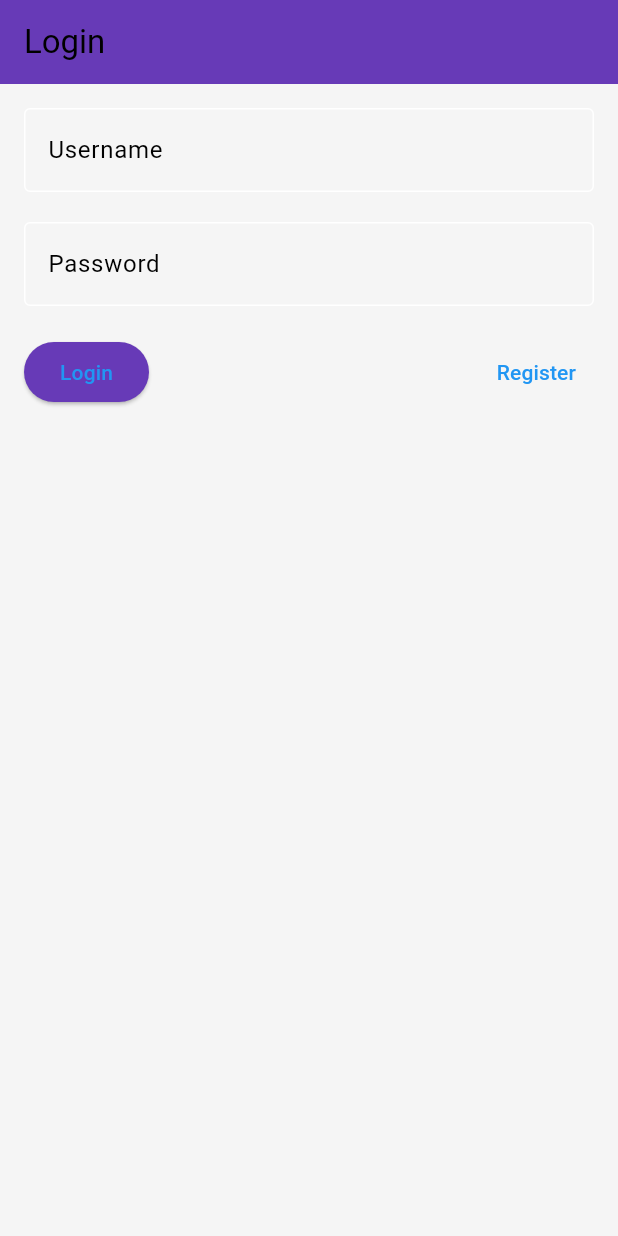
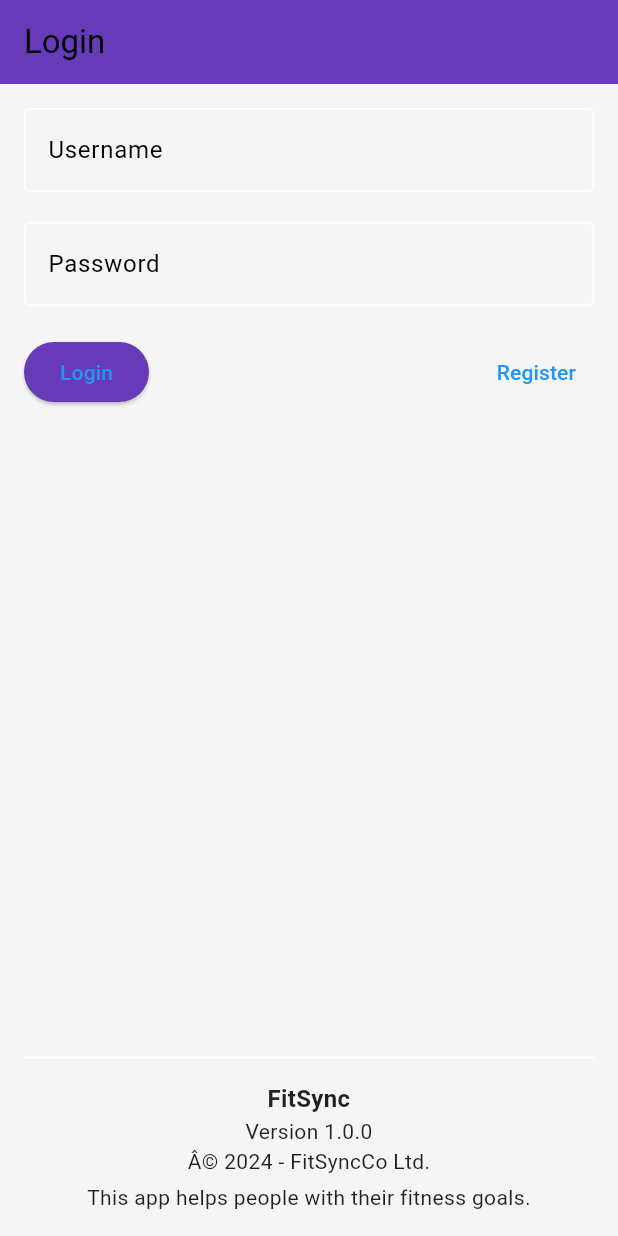
Before and after one commit to WasayAamir/MobileDeviceProject, a Flutter app: the screen it shows after launch, on a phone screen of 412 x 824 dp. Run offline on Flutter 3.47's test engine with Material 3 defaults, Android fonts, the light colour scheme and no system bars; our stand-ins replace cloud_firestore, firebase_core, youtube_player_flutter; accounts and stored records are empty.

Commit message:
Made minor changes to some functionalities

```diff
--- a/lib/screens/login_page.dart
+++ b/lib/screens/login_page.dart
@@ -1,14 +1,48 @@
 import 'package:flutter/material.dart';
-import 'fitsync_home_page.dart';
+import 'package:cloud_firestore/cloud_firestore.dart';
+import 'fitsync_home_page.dart'; // Import FitsyncHomePage
 
-class LoginPage extends StatefulWidget {
-  @override
-  _LoginPageState createState() => _LoginPageState();
-}
-
-class _LoginPageState extends State<LoginPage> {
+class LoginPage extends StatelessWidget {
   final TextEditingController _usernameController = TextEditingController();
   final TextEditingController _passwordController = TextEditingController();
+
+  Future<void> _login(BuildContext context) async {
+    final username = _usernameController.text.trim();
+    final password = _passwordController.text.trim();
+
+    if (username.isEmpty || password.isEmpty) {
+      _showErrorSnackbar(context, 'Please enter both username and password');
+      return;
+    }
+
+    final querySnapshot = await FirebaseFirestore.instance
+        .collection('Fitsync Authentication')
+        .where('Username', isEqualTo: username)
+        .where('Password', isEqualTo: password)
+        .get();
+
+    if (querySnapshot.docs.isNotEmpty) {
+      // Credentials are correct; navigate to the home screen and pass username
+      Navigator.pushReplacement(
+        context,
+        MaterialPageRoute(
+          builder: (context) => FitsyncHomePage(username: username),
+        ),
+      );
+    } else {
+      // Credentials are incorrect; show error
+      _showErrorSnackbar(context, 'Login information does not exist');
+    }
+  }
+
+  void _showErrorSnackbar(BuildContext context, String message) {
+    ScaffoldMessenger.of(context).showSnackBar(
+      SnackBar(
+        content: Text(message),
+        backgroundColor: Colors.red,
+      ),
+    );
+  }
 
   @override
   Widget build(BuildContext context) {
@@ -43,27 +77,49 @@ class _LoginPageState extends State<LoginPage> {
               mainAxisAlignment: MainAxisAlignment.spaceBetween,
               children: [
                 ElevatedButton(
-                  onPressed: () {
-                    // Navigate to Home Page and pass the username
-                    String username = _usernameController.text;
-                    Navigator.push(
-                      context,
-                      MaterialPageRoute(
-                        builder: (context) => FitsyncHomePage(username: username),
-                      ),
-                    );
-                  },
+                  onPressed: () => _login(context),
                   child: Text('Login'),
-                  style: ElevatedButton.styleFrom(
-                      backgroundColor: Colors.deepPurple),
+                  style: ElevatedButton.styleFrom(backgroundColor: Colors.deepPurple),
                 ),
                 TextButton(
                   onPressed: () {
-                    // Handle register
+                    Navigator.pushNamed(context, '/register');
                   },
                   child: Text('Register'),
                 ),
               ],
+            ),
+            Spacer(),
+            Divider(), // Divider to visually separate the About section
+            Center(
+              child: Padding(
+                padding: const EdgeInsets.only(top: 8.0),
+                child: Column(
+                  crossAxisAlignment: CrossAxisAlignment.center,
+                  children: [
+                    Text(
+                      'FitSync',
+                      style: TextStyle(fontWeight: FontWeight.bold, fontSize: 16),
+                      textAlign: TextAlign.center,
+                    ),
+                    Text(
+                      'Version 1.0.0',
+                      textAlign: TextAlign.center,
+                    ),
+                    Text(
+                      'Â© 2024 - FitSyncCo Ltd.',
+                      textAlign: TextAlign.center,
+                    ),
+                    Padding(
+                      padding: const EdgeInsets.only(top: 4.0),
+                      child: Text(
+                        'This app helps people with their fitness goals.',
+                        textAlign: TextAlign.center,
+                      ),
+                    ),
+                  ],
+                ),
+              ),
             ),
           ],
         ),
```
Also changed, not shown: lib/screens/fitsync_home_page.dart (+2 -6 lines).
